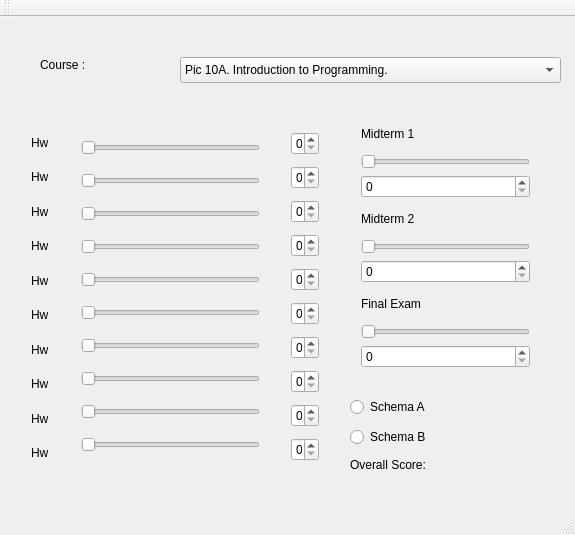
Above: mainwindow.ui from Saahil12/10C-HW2 before the change. Below: the same form after it.
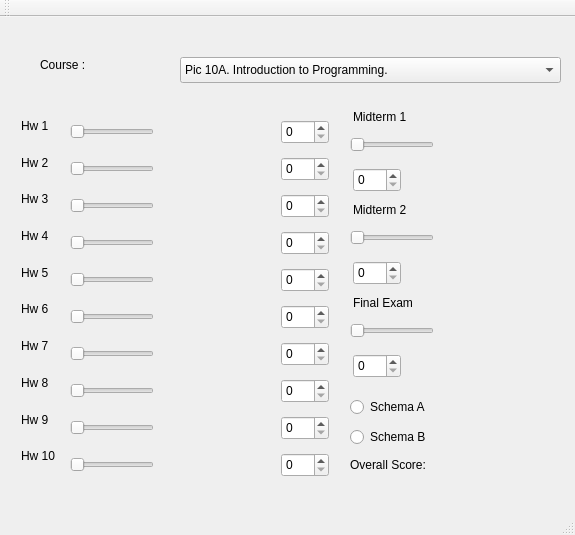
That is the form after the change.

Commit message: Added fromA_toC() for when classes are changed in the comboBox

Patch:
```diff
--- a/mainwindow.ui
+++ b/mainwindow.ui
@@ -104,274 +104,473 @@
      <string/>
     </property>
    </widget>
-   <widget class="QWidget" name="layoutWidget">
+   <widget class="QLabel" name="label_7">
     <property name="geometry">
      <rect>
-      <x>350</x>
-      <y>91</y>
-      <width>191</width>
-      <height>271</height>
+      <x>21</x>
+      <y>321</y>
+      <width>31</width>
+      <height>16</height>
      </rect>
     </property>
-    <layout class="QVBoxLayout" name="verticalLayout_3">
-     <item>
-      <widget class="QLabel" name="label_11">
-       <property name="text">
-        <string>Midterm 1</string>
-       </property>
-      </widget>
-     </item>
-     <item>
-      <widget class="QSlider" name="horizontalSlider_11">
-       <property name="orientation">
-        <enum>Qt::Horizontal</enum>
-       </property>
-      </widget>
-     </item>
-     <item>
-      <widget class="QSpinBox" name="spinBox_11"/>
-     </item>
-     <item>
-      <widget class="QLabel" name="label_12">
-       <property name="text">
-        <string>Midterm 2</string>
-       </property>
-      </widget>
-     </item>
-     <item>
-      <widget class="QSlider" name="horizontalSlider_12">
-       <property name="orientation">
-        <enum>Qt::Horizontal</enum>
-       </property>
-      </widget>
-     </item>
-     <item>
-      <widget class="QSpinBox" name="spinBox_12"/>
-     </item>
-     <item>
-      <widget class="QLabel" name="label_13">
-       <property name="text">
-        <string>Final Exam</string>
-       </property>
-      </widget>
-     </item>
-     <item>
-      <widget class="QSlider" name="horizontalSlider_13">
-       <property name="orientation">
-        <enum>Qt::Horizontal</enum>
-       </property>
-      </widget>
-     </item>
-     <item>
-      <widget class="QSpinBox" name="spinBox_13"/>
-     </item>
-    </layout>
+    <property name="text">
+     <string>Hw 7</string>
+    </property>
    </widget>
-   <widget class="QWidget" name="layoutWidget">
+   <widget class="QLabel" name="label_6">
     <property name="geometry">
      <rect>
-      <x>280</x>
-      <y>99</y>
-      <width>50</width>
-      <height>366</height>
+      <x>21</x>
+      <y>284</y>
+      <width>32</width>
+      <height>16</height>
      </rect>
     </property>
-    <layout class="QVBoxLayout" name="verticalLayout_4">
-     <item>
-      <widget class="QSpinBox" name="spinBox"/>
-     </item>
-     <item>
-      <widget class="QSpinBox" name="spinBox_2"/>
-     </item>
-     <item>
-      <widget class="QSpinBox" name="spinBox_3"/>
-     </item>
-     <item>
-      <widget class="QSpinBox" name="spinBox_4"/>
-     </item>
-     <item>
-      <widget class="QSpinBox" name="spinBox_5"/>
-     </item>
-     <item>
-      <widget class="QSpinBox" name="spinBox_6"/>
-     </item>
-     <item>
-      <widget class="QSpinBox" name="spinBox_7"/>
-     </item>
-     <item>
-      <widget class="QSpinBox" name="spinBox_8"/>
-     </item>
-     <item>
-      <widget class="QSpinBox" name="spinBox_9"/>
-     </item>
-     <item>
-      <widget class="QSpinBox" name="spinBox_10"/>
-     </item>
-    </layout>
+    <property name="text">
+     <string>Hw 6</string>
+    </property>
    </widget>
-   <widget class="QWidget" name="layoutWidget">
+   <widget class="QLabel" name="label_3">
     <property name="geometry">
      <rect>
-      <x>20</x>
-      <y>100</y>
-      <width>41</width>
-      <height>361</height>
+      <x>21</x>
+      <y>174</y>
+      <width>32</width>
+      <height>16</height>
      </rect>
     </property>
-    <layout class="QVBoxLayout" name="verticalLayout_2">
-     <item>
-      <widget class="QLabel" name="label">
-       <property name="text">
-        <string>Hw 1</string>
-       </property>
-      </widget>
-     </item>
-     <item>
-      <widget class="QLabel" name="label_2">
-       <property name="text">
-        <string>Hw 2</string>
-       </property>
-      </widget>
-     </item>
-     <item>
-      <widget class="QLabel" name="label_3">
-       <property name="text">
-        <string>Hw 3</string>
-       </property>
-      </widget>
-     </item>
-     <item>
-      <widget class="QLabel" name="label_4">
-       <property name="text">
-        <string>Hw 4</string>
-       </property>
-      </widget>
-     </item>
-     <item>
-      <widget class="QLabel" name="label_5">
-       <property name="text">
-        <string>Hw 5</string>
-       </property>
-      </widget>
-     </item>
-     <item>
-      <widget class="QLabel" name="label_6">
-       <property name="text">
-        <string>Hw 6</string>
-       </property>
-      </widget>
-     </item>
-     <item>
-      <widget class="QLabel" name="label_7">
-       <property name="text">
-        <string>Hw 7</string>
-       </property>
-      </widget>
-     </item>
-     <item>
-      <widget class="QLabel" name="label_8">
-       <property name="text">
-        <string>Hw 8</string>
-       </property>
-      </widget>
-     </item>
-     <item>
-      <widget class="QLabel" name="label_9">
-       <property name="text">
-        <string>Hw 9</string>
-       </property>
-      </widget>
-     </item>
-     <item>
-      <widget class="QLabel" name="label_10">
-       <property name="text">
-        <string>Hw 10</string>
-       </property>
-      </widget>
-     </item>
-    </layout>
+    <property name="text">
+     <string>Hw 3</string>
+    </property>
    </widget>
-   <widget class="QWidget" name="layoutWidget">
+   <widget class="QLabel" name="label_8">
     <property name="geometry">
      <rect>
+      <x>21</x>
+      <y>358</y>
+      <width>32</width>
+      <height>16</height>
+     </rect>
+    </property>
+    <property name="text">
+     <string>Hw 8</string>
+    </property>
+   </widget>
+   <widget class="QLabel" name="label_5">
+    <property name="geometry">
+     <rect>
+      <x>21</x>
+      <y>248</y>
+      <width>32</width>
+      <height>16</height>
+     </rect>
+    </property>
+    <property name="text">
+     <string>Hw 5</string>
+    </property>
+   </widget>
+   <widget class="QLabel" name="label_9">
+    <property name="geometry">
+     <rect>
+      <x>21</x>
+      <y>395</y>
+      <width>32</width>
+      <height>16</height>
+     </rect>
+    </property>
+    <property name="text">
+     <string>Hw 9</string>
+    </property>
+   </widget>
+   <widget class="QLabel" name="label">
+    <property name="geometry">
+     <rect>
+      <x>21</x>
+      <y>101</y>
+      <width>30</width>
+      <height>16</height>
+     </rect>
+    </property>
+    <property name="text">
+     <string>Hw 1</string>
+    </property>
+   </widget>
+   <widget class="QLabel" name="label_10">
+    <property name="geometry">
+     <rect>
+      <x>21</x>
+      <y>431</y>
+      <width>38</width>
+      <height>16</height>
+     </rect>
+    </property>
+    <property name="text">
+     <string>Hw 10</string>
+    </property>
+   </widget>
+   <widget class="QLabel" name="label_2">
+    <property name="geometry">
+     <rect>
+      <x>21</x>
+      <y>138</y>
+      <width>31</width>
+      <height>16</height>
+     </rect>
+    </property>
+    <property name="text">
+     <string>Hw 2</string>
+    </property>
+   </widget>
+   <widget class="QLabel" name="label_4">
+    <property name="geometry">
+     <rect>
+      <x>21</x>
+      <y>211</y>
+      <width>32</width>
+      <height>16</height>
+     </rect>
+    </property>
+    <property name="text">
+     <string>Hw 4</string>
+    </property>
+   </widget>
+   <widget class="QSlider" name="horizontalSlider_10">
+    <property name="geometry">
+     <rect>
       <x>70</x>
-      <y>100</y>
-      <width>201</width>
-      <height>364</height>
+      <y>437</y>
+      <width>84</width>
+      <height>22</height>
      </rect>
     </property>
-    <layout class="QVBoxLayout" name="verticalLayout">
-     <item>
-      <widget class="QSlider" name="horizontalSlider">
-       <property name="orientation">
-        <enum>Qt::Horizontal</enum>
-       </property>
-      </widget>
-     </item>
-     <item>
-      <widget class="QSlider" name="horizontalSlider_2">
-       <property name="orientation">
-        <enum>Qt::Horizontal</enum>
-       </property>
-      </widget>
-     </item>
-     <item>
-      <widget class="QSlider" name="horizontalSlider_3">
-       <property name="orientation">
-        <enum>Qt::Horizontal</enum>
-       </property>
-      </widget>
-     </item>
-     <item>
-      <widget class="QSlider" name="horizontalSlider_4">
-       <property name="orientation">
-        <enum>Qt::Horizontal</enum>
-       </property>
-      </widget>
-     </item>
-     <item>
-      <widget class="QSlider" name="horizontalSlider_5">
-       <property name="orientation">
-        <enum>Qt::Horizontal</enum>
-       </property>
-      </widget>
-     </item>
-     <item>
-      <widget class="QSlider" name="horizontalSlider_6">
-       <property name="orientation">
-        <enum>Qt::Horizontal</enum>
-       </property>
-      </widget>
-     </item>
-     <item>
-      <widget class="QSlider" name="horizontalSlider_7">
-       <property name="orientation">
-        <enum>Qt::Horizontal</enum>
-       </property>
-      </widget>
-     </item>
-     <item>
-      <widget class="QSlider" name="horizontalSlider_8">
-       <property name="orientation">
-        <enum>Qt::Horizontal</enum>
-       </property>
-      </widget>
-     </item>
-     <item>
-      <widget class="QSlider" name="horizontalSlider_9">
-       <property name="orientation">
-        <enum>Qt::Horizontal</enum>
-       </property>
-      </widget>
-     </item>
-     <item>
-      <widget class="QSlider" name="horizontalSlider_10">
-       <property name="orientation">
-        <enum>Qt::Horizontal</enum>
-       </property>
-      </widget>
-     </item>
-    </layout>
+    <property name="orientation">
+     <enum>Qt::Horizontal</enum>
+    </property>
+   </widget>
+   <widget class="QSlider" name="horizontalSlider_5">
+    <property name="geometry">
+     <rect>
+      <x>70</x>
+      <y>252</y>
+      <width>84</width>
+      <height>22</height>
+     </rect>
+    </property>
+    <property name="orientation">
+     <enum>Qt::Horizontal</enum>
+    </property>
+   </widget>
+   <widget class="QSlider" name="horizontalSlider_7">
+    <property name="geometry">
+     <rect>
+      <x>70</x>
+      <y>326</y>
+      <width>84</width>
+      <height>22</height>
+     </rect>
+    </property>
+    <property name="orientation">
+     <enum>Qt::Horizontal</enum>
+    </property>
+   </widget>
+   <widget class="QSlider" name="horizontalSlider_9">
+    <property name="geometry">
+     <rect>
+      <x>70</x>
+      <y>400</y>
+      <width>84</width>
+      <height>22</height>
+     </rect>
+    </property>
+    <property name="orientation">
+     <enum>Qt::Horizontal</enum>
+    </property>
+   </widget>
+   <widget class="QSlider" name="horizontalSlider_3">
+    <property name="geometry">
+     <rect>
+      <x>70</x>
+      <y>178</y>
+      <width>84</width>
+      <height>22</height>
+     </rect>
+    </property>
+    <property name="orientation">
+     <enum>Qt::Horizontal</enum>
+    </property>
+   </widget>
+   <widget class="QSlider" name="horizontalSlider">
+    <property name="geometry">
+     <rect>
+      <x>70</x>
+      <y>104</y>
+      <width>84</width>
+      <height>22</height>
+     </rect>
+    </property>
+    <property name="orientation">
+     <enum>Qt::Horizontal</enum>
+    </property>
+   </widget>
+   <widget class="QSlider" name="horizontalSlider_4">
+    <property name="geometry">
+     <rect>
+      <x>70</x>
+      <y>215</y>
+      <width>84</width>
+      <height>22</height>
+     </rect>
+    </property>
+    <property name="orientation">
+     <enum>Qt::Horizontal</enum>
+    </property>
+   </widget>
+   <widget class="QSlider" name="horizontalSlider_6">
+    <property name="geometry">
+     <rect>
+      <x>70</x>
+      <y>289</y>
+      <width>84</width>
+      <height>22</height>
+     </rect>
+    </property>
+    <property name="orientation">
+     <enum>Qt::Horizontal</enum>
+    </property>
+   </widget>
+   <widget class="QSlider" name="horizontalSlider_2">
+    <property name="geometry">
+     <rect>
+      <x>70</x>
+      <y>141</y>
+      <width>84</width>
+      <height>22</height>
+     </rect>
+    </property>
+    <property name="orientation">
+     <enum>Qt::Horizontal</enum>
+    </property>
+   </widget>
+   <widget class="QSlider" name="horizontalSlider_8">
+    <property name="geometry">
+     <rect>
+      <x>70</x>
+      <y>363</y>
+      <width>84</width>
+      <height>22</height>
+     </rect>
+    </property>
+    <property name="orientation">
+     <enum>Qt::Horizontal</enum>
+    </property>
+   </widget>
+   <widget class="QSpinBox" name="spinBox_2">
+    <property name="geometry">
+     <rect>
+      <x>281</x>
+      <y>140</y>
+      <width>48</width>
+      <height>24</height>
+     </rect>
+    </property>
+   </widget>
+   <widget class="QSpinBox" name="spinBox_3">
+    <property name="geometry">
+     <rect>
+      <x>281</x>
+      <y>177</y>
+      <width>48</width>
+      <height>24</height>
+     </rect>
+    </property>
+   </widget>
+   <widget class="QSpinBox" name="spinBox_4">
+    <property name="geometry">
+     <rect>
+      <x>281</x>
+      <y>214</y>
+      <width>48</width>
+      <height>24</height>
+     </rect>
+    </property>
+   </widget>
+   <widget class="QSpinBox" name="spinBox_5">
+    <property name="geometry">
+     <rect>
+      <x>281</x>
+      <y>251</y>
+      <width>48</width>
+      <height>24</height>
+     </rect>
+    </property>
+   </widget>
+   <widget class="QSpinBox" name="spinBox">
+    <property name="geometry">
+     <rect>
+      <x>281</x>
+      <y>103</y>
+      <width>48</width>
+      <height>24</height>
+     </rect>
+    </property>
+   </widget>
+   <widget class="QSpinBox" name="spinBox_6">
+    <property name="geometry">
+     <rect>
+      <x>281</x>
+      <y>288</y>
+      <width>48</width>
+      <height>24</height>
+     </rect>
+    </property>
+   </widget>
+   <widget class="QSpinBox" name="spinBox_7">
+    <property name="geometry">
+     <rect>
+      <x>281</x>
+      <y>325</y>
+      <width>48</width>
+      <height>24</height>
+     </rect>
+    </property>
+   </widget>
+   <widget class="QSpinBox" name="spinBox_9">
+    <property name="geometry">
+     <rect>
+      <x>281</x>
+      <y>399</y>
+      <width>48</width>
+      <height>24</height>
+     </rect>
+    </property>
+   </widget>
+   <widget class="QSpinBox" name="spinBox_10">
+    <property name="geometry">
+     <rect>
+      <x>281</x>
+      <y>436</y>
+      <width>48</width>
+      <height>24</height>
+     </rect>
+    </property>
+   </widget>
+   <widget class="QSpinBox" name="spinBox_8">
+    <property name="geometry">
+     <rect>
+      <x>281</x>
+      <y>362</y>
+      <width>48</width>
+      <height>24</height>
+     </rect>
+    </property>
+   </widget>
+   <widget class="QSlider" name="horizontalSlider_13">
+    <property name="geometry">
+     <rect>
+      <x>350</x>
+      <y>303</y>
+      <width>84</width>
+      <height>22</height>
+     </rect>
+    </property>
+    <property name="orientation">
+     <enum>Qt::Horizontal</enum>
+    </property>
+   </widget>
+   <widget class="QSlider" name="horizontalSlider_12">
+    <property name="geometry">
+     <rect>
+      <x>350</x>
+      <y>210</y>
+      <width>84</width>
+      <height>22</height>
+     </rect>
+    </property>
+    <property name="orientation">
+     <enum>Qt::Horizontal</enum>
+    </property>
+   </widget>
+   <widget class="QSlider" name="horizontalSlider_11">
+    <property name="geometry">
+     <rect>
+      <x>350</x>
+      <y>117</y>
+      <width>84</width>
+      <height>22</height>
+     </rect>
+    </property>
+    <property name="orientation">
+     <enum>Qt::Horizontal</enum>
+    </property>
+   </widget>
+   <widget class="QSpinBox" name="spinBox_11">
+    <property name="geometry">
+     <rect>
+      <x>353</x>
+      <y>151</y>
+      <width>48</width>
+      <height>24</height>
+     </rect>
+    </property>
+   </widget>
+   <widget class="QSpinBox" name="spinBox_13">
+    <property name="geometry">
+     <rect>
+      <x>353</x>
+      <y>337</y>
+      <width>48</width>
+      <height>24</height>
+     </rect>
+    </property>
+   </widget>
+   <widget class="QLabel" name="label_11">
+    <property name="geometry">
+     <rect>
+      <x>353</x>
+      <y>92</y>
+      <width>60</width>
+      <height>16</height>
+     </rect>
+    </property>
+    <property name="text">
+     <string>Midterm 1</string>
+    </property>
+   </widget>
+   <widget class="QLabel" name="label_13">
+    <property name="geometry">
+     <rect>
+      <x>353</x>
+      <y>278</y>
+      <width>65</width>
+      <height>16</height>
+     </rect>
+    </property>
+    <property name="text">
+     <string>Final Exam</string>
+    </property>
+   </widget>
+   <widget class="QSpinBox" name="spinBox_12">
+    <property name="geometry">
+     <rect>
+      <x>353</x>
+      <y>244</y>
+      <width>48</width>
+      <height>24</height>
+     </rect>
+    </property>
+   </widget>
+   <widget class="QLabel" name="label_12">
+    <property name="geometry">
+     <rect>
+      <x>353</x>
+      <y>185</y>
+      <width>62</width>
+      <height>16</height>
+     </rect>
+    </property>
+    <property name="text">
+     <string>Midterm 2</string>
+    </property>
    </widget>
   </widget>
   <widget class="QMenuBar" name="menuBar">
```
The commit also changes 2 other files.
